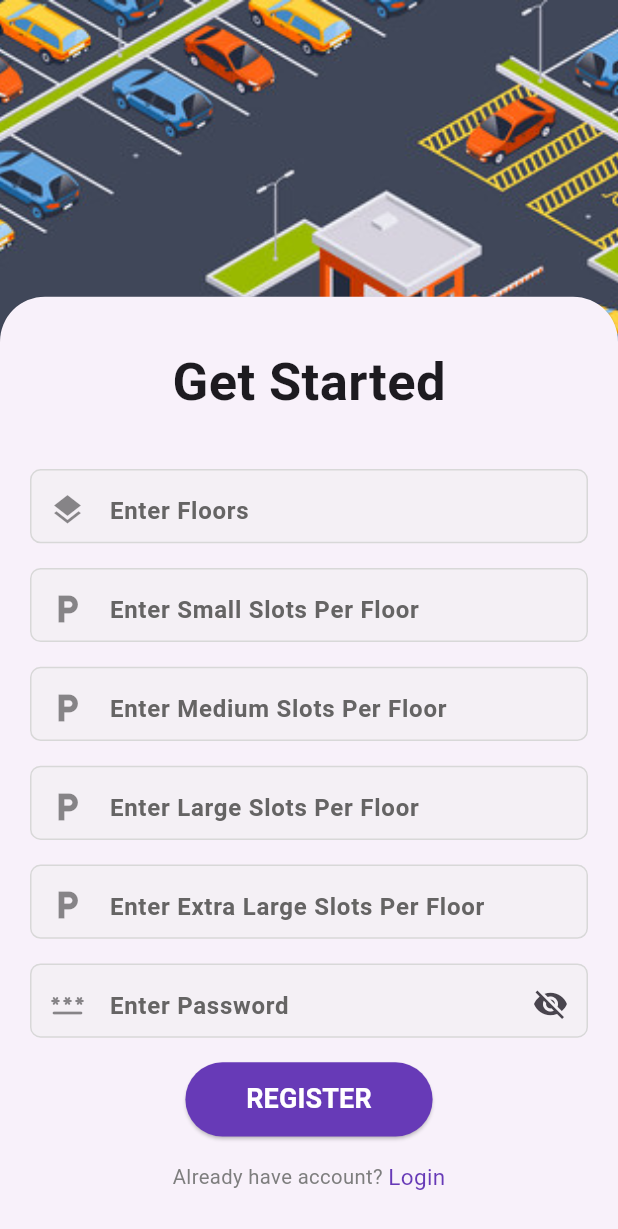
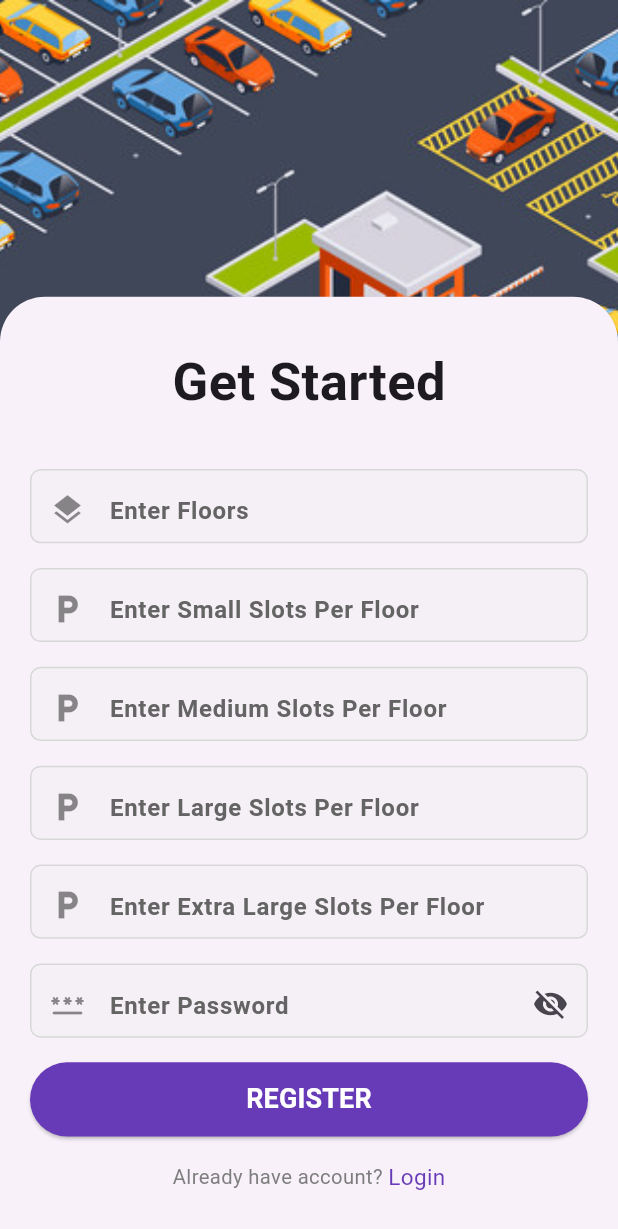
Before and after one commit to Navteg/parking_lot_frontend, a Flutter app: the RegisterPage screen opened by its route, on a phone screen of 412 x 824 dp. Shown: the top 1229 px of the screen. Run offline on Flutter 3.47's test engine with Material 2 defaults, Android fonts, the phone set to English and light mode, and no system bars; our stand-ins replace dio, flutter_secure_storage; accounts and stored records are empty.

Commit message:
code refactoring

```diff
--- a/lib/utils/theme.dart
+++ b/lib/utils/theme.dart
@@ -1,7 +1,6 @@
 import 'package:flutter/material.dart';
 
 class ColorTheme {
-  // Main Colors
   static const Color blackTheme = Color(0xFF000000);
   static const Color grayTheme = Color(0xFFC1C1C1);
   static const Color grayThemeLight = Color.fromARGB(255, 216, 216, 216);
@@ -10,12 +9,6 @@ class ColorTheme {
 
   static const Color whiteTheme = Color(0xFFFFFFFF);
   static Color primary = Colors.deepPurple;
-
-  static const Color warningBGColor = Color(0xFFFFF3CD);
-  static const Color warningTextColor = Color(0xFF856404);
-
-  static const Color successBGColor = Color(0xFFD4EDDA);
-  static const Color successTextColor = Color(0xFF155724);
 
   static const Color errorBGColor = Color(0xFFEFDFDE);
   static const Color errorTextColor = Color(0xFFCA3535);
--- a/lib/views/screens/register_form.dart
+++ b/lib/views/screens/register_form.dart
@@ -128,7 +128,7 @@ class _RegisterFormState extends State<RegisterForm> {
           SizedBox(height: ResponsiveUtils.screenHeight(context) * 0.02),
           SizedBox(
             height: ResponsiveUtils.screenHeight(context) * 0.06,
-            width: ResponsiveUtils.screenWidth(context) * 0.4,
+            width: double.infinity,
             child: ElevatedButton(
               key: const Key("register_button"),
               style: ElevatedButton.styleFrom(
```
